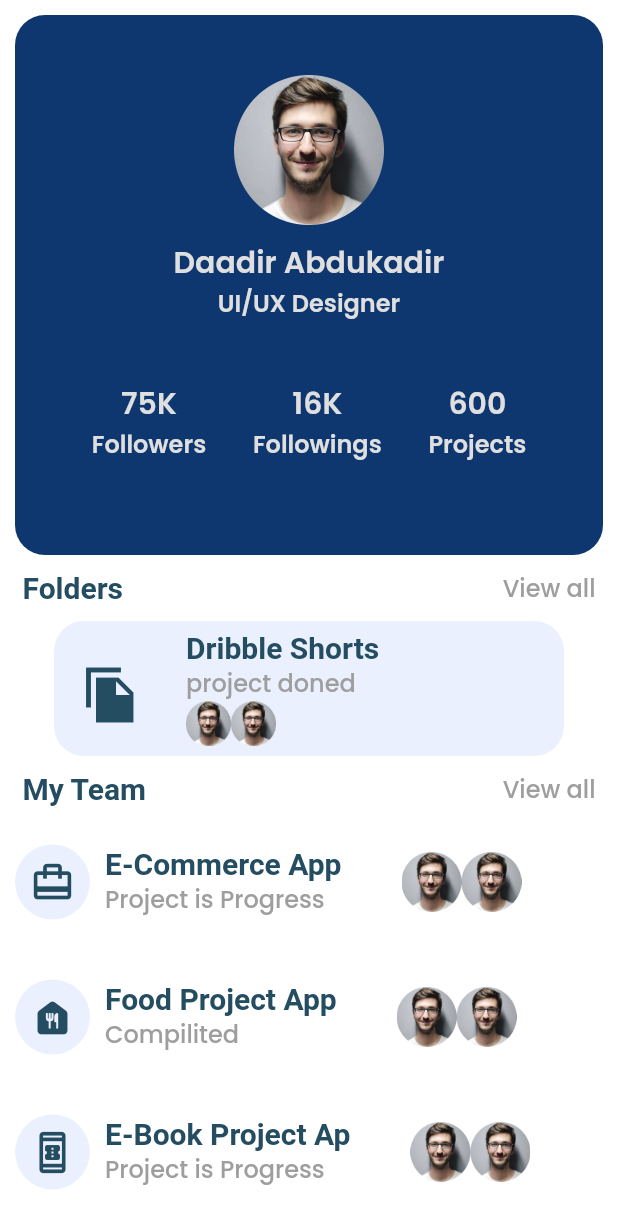
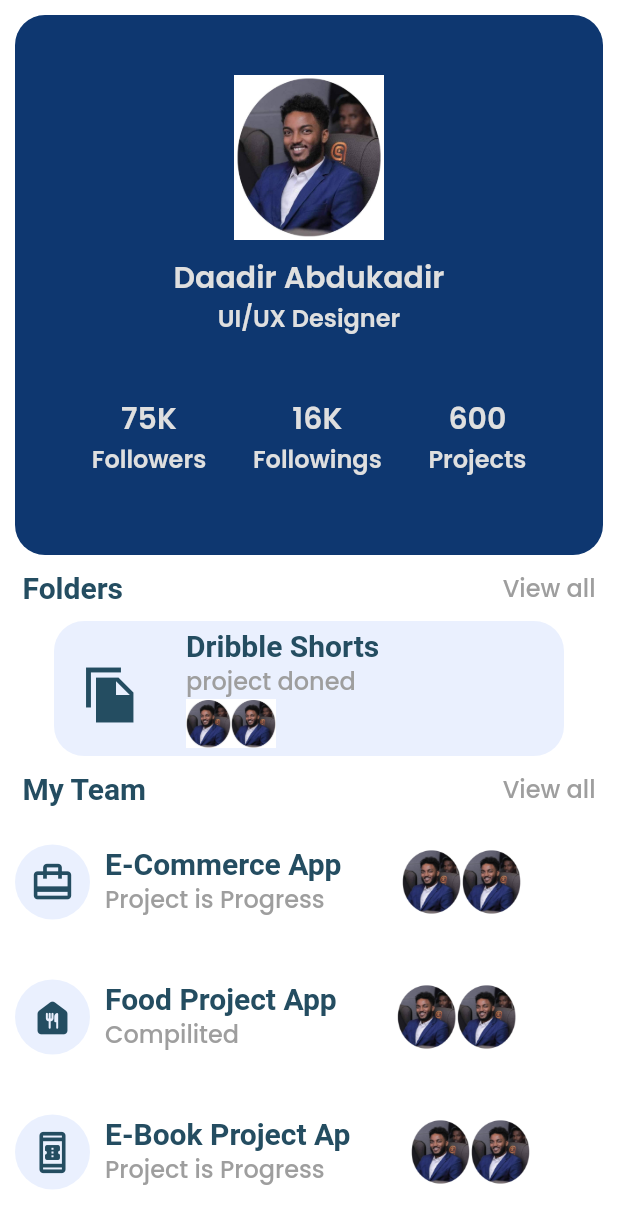
Before and after one commit to Daadir23d/fluter-daadir, a Flutter app: the App_Dash screen opened directly, on a phone screen of 412 x 824 dp. Shown: the top 1228 px of the screen. Run offline on Flutter 3.47's test engine with Material 2 defaults, Android fonts, the phone set to English and light mode, and no system bars; our stand-ins replace google_fonts.

Commit message:
first commit

```diff
--- a/lib/Screens/login.dart
+++ b/lib/Screens/login.dart
@@ -25,7 +25,7 @@ class _LoginscrenState extends State<Loginscren> {
             Container(
               width: 100,
               height: 100,
-              child: Image.asset('lib/images/man.png'),
+              child: Image.asset('lib/images/man.jpeg'),
             ),
             const SizedBox(
               height: 20,
--- a/lib/widgets/follow.dart
+++ b/lib/widgets/follow.dart
@@ -24,7 +24,7 @@ class follwe extends StatelessWidget {
               margin: EdgeInsets.only(top: 40),
               width: 100,
               child: Image.asset(
-                'lib/images/man.png',
+                'lib/images/man.jpeg',
                 fit: BoxFit.contain,
               ),
             ),
--- a/lib/widgets/reusblecard.dart
+++ b/lib/widgets/reusblecard.dart
@@ -47,11 +47,11 @@ class Reusble_Card extends StatelessWidget {
               Row(
                 children: [
                   Image.asset(
-                    'lib/images/man.png',
+                    'lib/images/man.jpeg',
                     width: 30,
                   ),
                   Image.asset(
-                    'lib/images/man.png',
+                    'lib/images/man.jpeg',
                     width: 30,
                   ),
                 ],
--- a/lib/widgets/team_card.dart
+++ b/lib/widgets/team_card.dart
@@ -60,11 +60,11 @@ class team_card extends StatelessWidget {
             child: Row(
               children: [
                 Image.asset(
-                  'lib/images/man.png',
+                  'lib/images/man.jpeg',
                   width: 40,
                 ),
                 Image.asset(
-                  'lib/images/man.png',
+                  'lib/images/man.jpeg',
                   width: 40,
                 ),
               ],
```
Also changed, not shown: lib/images/man.jpeg (added), lib/images/man.png (deleted).
